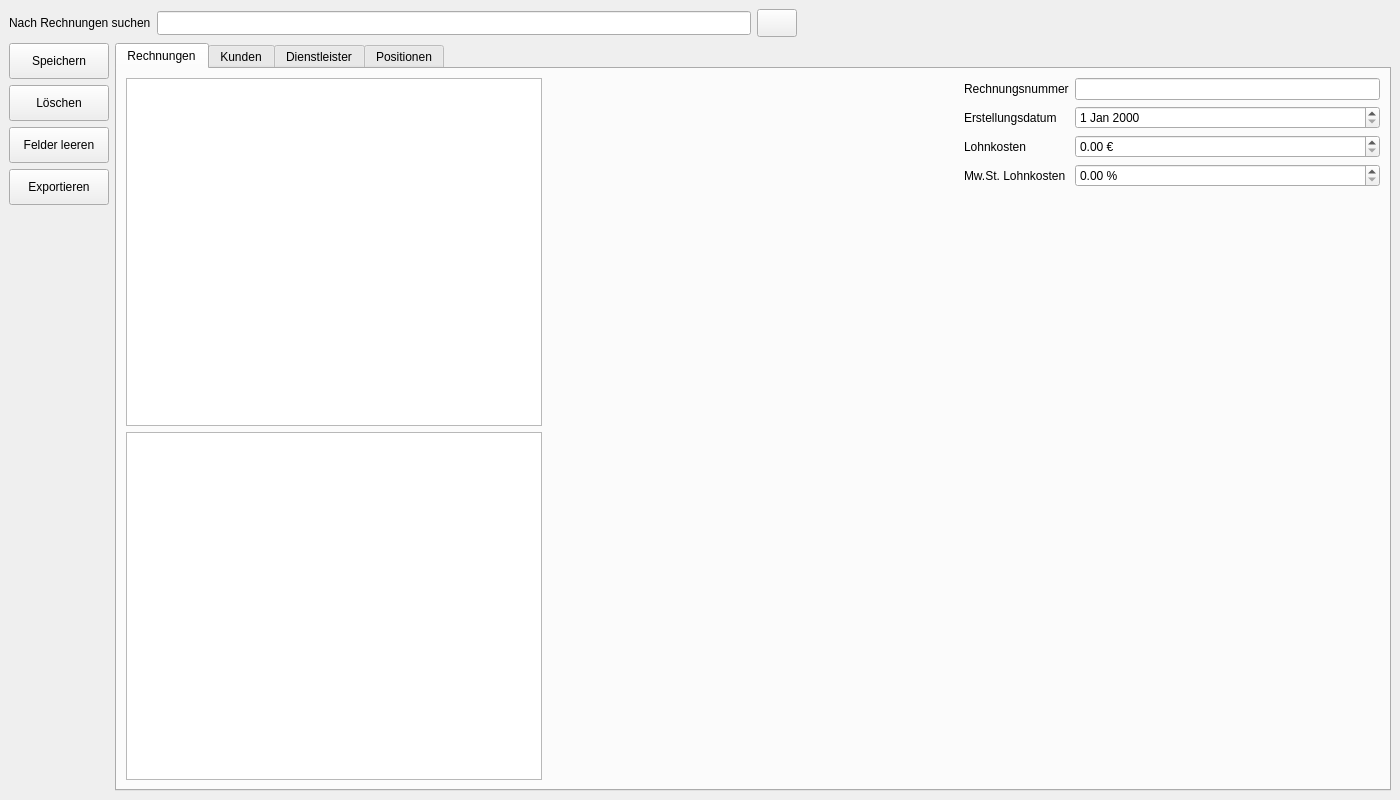
SIMKCN/LF11-Projekt, file Qt/test.ui: the form before one commit.
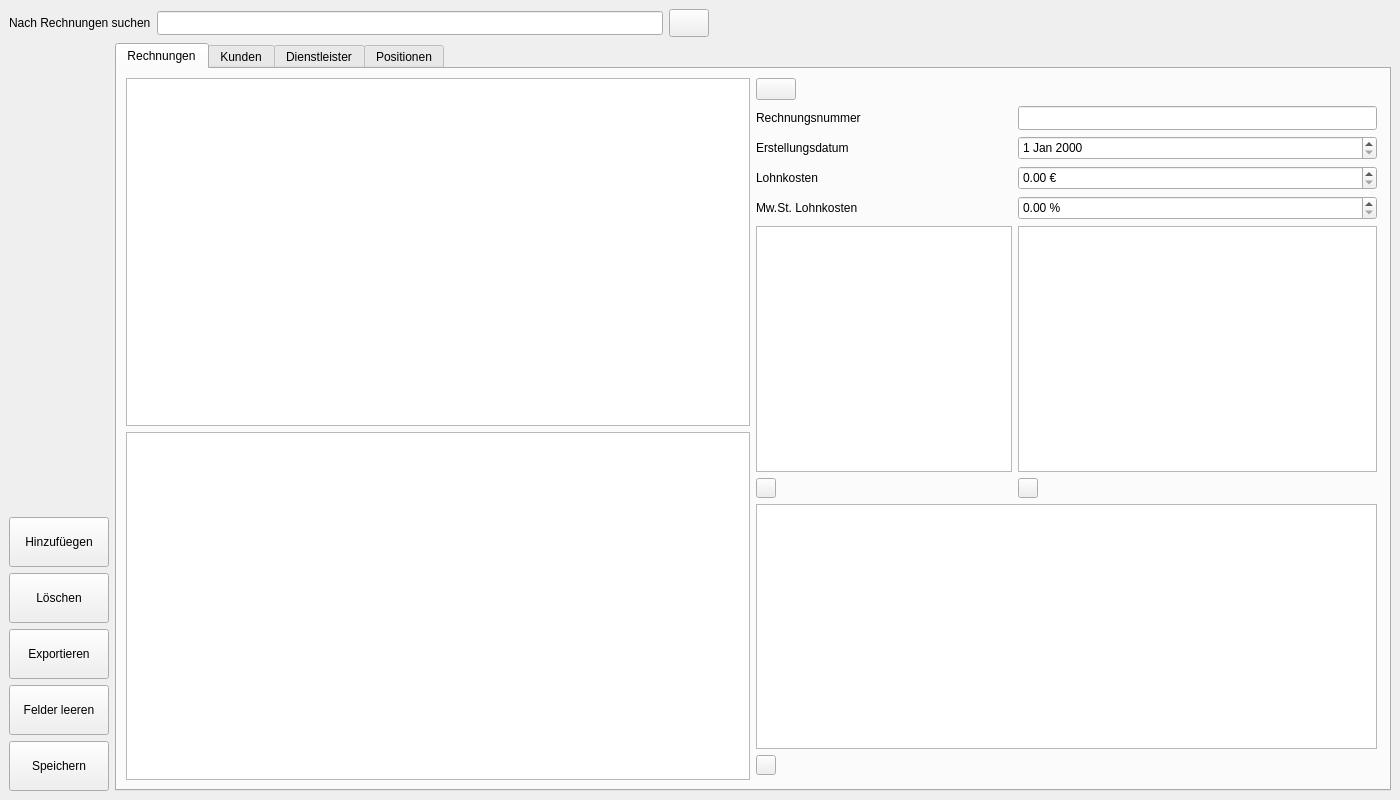
The form after the commit. Icons and pictures are not drawn.

Commit message: UI Responisive machen (hat lang gedauert)

```diff
--- a/Qt/test.ui
+++ b/Qt/test.ui
@@ -57,6 +57,19 @@
         </property>
        </widget>
       </item>
+      <item>
+       <widget class="QLabel" name="lbl_eintrag_erstellt_datum">
+        <property name="minimumSize">
+         <size>
+          <width>170</width>
+          <height>24</height>
+         </size>
+        </property>
+        <property name="text">
+         <string/>
+        </property>
+       </widget>
+      </item>
       <item>
        <spacer name="horizontalSpacerSearchRight">
         <property name="orientation">
@@ -76,58 +89,6 @@
      <layout class="QHBoxLayout" name="mainContentLayout">
       <item>
        <layout class="QVBoxLayout" name="buttonColumnLayout">
-        <item>
-         <widget class="QPushButton" name="btn_save">
-          <property name="minimumSize">
-           <size>
-            <width>100</width>
-            <height>36</height>
-           </size>
-          </property>
-          <property name="text">
-           <string>Speichern</string>
-          </property>
-         </widget>
-        </item>
-        <item>
-         <widget class="QPushButton" name="btn_delete">
-          <property name="minimumSize">
-           <size>
-            <width>100</width>
-            <height>36</height>
-           </size>
-          </property>
-          <property name="text">
-           <string>Löschen</string>
-          </property>
-         </widget>
-        </item>
-        <item>
-         <widget class="QPushButton" name="btn_clear_fields">
-          <property name="minimumSize">
-           <size>
-            <width>100</width>
-            <height>36</height>
-           </size>
-          </property>
-          <property name="text">
-           <string>Felder leeren</string>
-          </property>
-         </widget>
-        </item>
-        <item>
-         <widget class="QPushButton" name="btn_export">
-          <property name="minimumSize">
-           <size>
-            <width>100</width>
-            <height>36</height>
-           </size>
-          </property>
-          <property name="text">
-           <string>Exportieren</string>
-          </property>
-         </widget>
-        </item>
         <item>
          <spacer name="buttonColSpacer">
           <property name="orientation">
@@ -136,11 +97,96 @@
           <property name="sizeHint" stdset="0">
            <size>
             <width>20</width>
-            <height>200</height>
+            <height>150</height>
            </size>
           </property>
          </spacer>
         </item>
+        <item>
+         <widget class="QPushButton" name="btn_eintrag_hinzufuegen">
+          <property name="minimumSize">
+           <size>
+            <width>100</width>
+            <height>50</height>
+           </size>
+          </property>
+          <property name="text">
+           <string>Hinzufüegen</string>
+          </property>
+          <property name="icon">
+           <iconset>
+            <normaloff>icons/plus.png</normaloff>icons/plus.png</iconset>
+          </property>
+         </widget>
+        </item>
+        <item>
+         <widget class="QPushButton" name="btn_eintrag_loeschen">
+          <property name="minimumSize">
+           <size>
+            <width>100</width>
+            <height>50</height>
+           </size>
+          </property>
+          <property name="text">
+           <string>Löschen</string>
+          </property>
+          <property name="icon">
+           <iconset>
+            <normaloff>icons/trash.png</normaloff>icons/trash.png</iconset>
+          </property>
+         </widget>
+        </item>
+        <item>
+         <widget class="QPushButton" name="btn_rechnung_exportieren">
+          <property name="minimumSize">
+           <size>
+            <width>100</width>
+            <height>50</height>
+           </size>
+          </property>
+          <property name="text">
+           <string>Exportieren</string>
+          </property>
+          <property name="icon">
+           <iconset>
+            <normaloff>icons/file-export.png</normaloff>icons/file-export.png</iconset>
+          </property>
+         </widget>
+        </item>
+        <item>
+         <widget class="QPushButton" name="btn_felder_leeren">
+          <property name="minimumSize">
+           <size>
+            <width>100</width>
+            <height>50</height>
+           </size>
+          </property>
+          <property name="text">
+           <string>Felder leeren</string>
+          </property>
+          <property name="icon">
+           <iconset>
+            <normaloff>icons/loschen.png</normaloff>icons/loschen.png</iconset>
+          </property>
+         </widget>
+        </item>
+        <item>
+         <widget class="QPushButton" name="btn_eintrag_speichern">
+          <property name="minimumSize">
+           <size>
+            <width>100</width>
+            <height>50</height>
+           </size>
+          </property>
+          <property name="text">
+           <string>Speichern</string>
+          </property>
+          <property name="icon">
+           <iconset>
+            <normaloff>icons/scheibe.png</normaloff>icons/scheibe.png</iconset>
+          </property>
+         </widget>
+        </item>
        </layout>
       </item>
       <item>
@@ -161,86 +207,215 @@
            </layout>
           </item>
           <item>
-           <spacer name="horizontalSpacerRechnungen">
-            <property name="orientation">
-             <enum>Qt::Orientation::Horizontal</enum>
+           <widget class="QWidget" name="w_rechnung_hinzufuegen" native="true">
+            <property name="sizePolicy">
+             <sizepolicy hsizetype="Expanding" vsizetype="Expanding">
+              <horstretch>0</horstretch>
+              <verstretch>0</verstretch>
+             </sizepolicy>
             </property>
-            <property name="sizeHint" stdset="0">
-             <size>
-              <width>40</width>
-              <height>20</height>
-             </size>
-            </property>
-           </spacer>
-          </item>
-          <item>
-           <layout class="QVBoxLayout" name="w_rechnung_hinzufuegen">
-            <item>
-             <layout class="QFormLayout" name="rechnungenForm">
-              <item row="0" column="0">
-               <widget class="QLabel" name="lbl_rechnungsnummer">
-                <property name="text">
-                 <string>Rechnungsnummer</string>
-                </property>
-               </widget>
-              </item>
-              <item row="0" column="1">
-               <widget class="QLineEdit" name="tb_rechnungsnummer"/>
-              </item>
-              <item row="1" column="0">
-               <widget class="QLabel" name="lbl_erstellungsdatum">
-                <property name="text">
-                 <string>Erstellungsdatum</string>
-                </property>
-               </widget>
-              </item>
-              <item row="1" column="1">
-               <widget class="QDateEdit" name="de_erstellungsdatum"/>
-              </item>
-              <item row="2" column="0">
-               <widget class="QLabel" name="lbl_lohnkosten">
-                <property name="text">
-                 <string>Lohnkosten</string>
-                </property>
-               </widget>
-              </item>
-              <item row="2" column="1">
-               <widget class="QDoubleSpinBox" name="dsb_lohnkosten">
-                <property name="suffix">
-                 <string> €</string>
-                </property>
-               </widget>
-              </item>
-              <item row="3" column="0">
-               <widget class="QLabel" name="lbl_mwst_lohnkosten">
-                <property name="text">
-                 <string>Mw.St. Lohnkosten</string>
-                </property>
-               </widget>
-              </item>
-              <item row="3" column="1">
-               <widget class="QDoubleSpinBox" name="dsb_mwst_lohnkosten">
-                <property name="suffix">
-                 <string> %</string>
-                </property>
-               </widget>
+            <widget class="QWidget" name="w_rechnung_form">
+             <property name="geometry">
+              <rect>
+               <x>0</x>
+               <y>0</y>
+               <width>621</width>
+               <height>697</height>
+              </rect>
+             </property>
+             <layout class="QVBoxLayout" name="vertical_layout_">
+              <item>
+               <layout class="QGridLayout" name="gridLayout">
+                <item row="1" column="1">
+                 <layout class="QFormLayout" name="rechnungenForm">
+                  <item row="1" column="0">
+                   <widget class="QLabel" name="lbl_rechnungsnummer">
+                    <property name="text">
+                     <string>Rechnungsnummer</string>
+                    </property>
+                   </widget>
+                  </item>
+                  <item row="1" column="1">
+                   <widget class="QLineEdit" name="tb_rechnungsnummer">
+                    <property name="minimumSize">
+                     <size>
+                      <width>0</width>
+                      <height>24</height>
+                     </size>
+                    </property>
+                   </widget>
+                  </item>
+                  <item row="2" column="0">
+                   <widget class="QLabel" name="lbl_erstellungsdatum">
+                    <property name="text">
+                     <string>Erstellungsdatum</string>
+                    </property>
+                   </widget>
+                  </item>
+                  <item row="2" column="1">
+                   <widget class="QDateEdit" name="de_erstellungsdatum">
+                    <property name="minimumSize">
+                     <size>
+                      <width>0</width>
+                      <height>24</height>
+                     </size>
+                    </property>
+                   </widget>
+                  </item>
+                  <item row="3" column="0">
+                   <widget class="QLabel" name="lbl_lohnkosten">
+                    <property name="text">
+                     <string>Lohnkosten</string>
+                    </property>
+                   </widget>
+                  </item>
+                  <item row="3" column="1">
+                   <widget class="QDoubleSpinBox" name="dsb_lohnkosten">
+                    <property name="minimumSize">
+                     <size>
+                      <width>0</width>
+                      <height>24</height>
+                     </size>
+                    </property>
+                    <property name="suffix">
+                     <string> €</string>
+                    </property>
+                   </widget>
+                  </item>
+                  <item row="4" column="0">
+                   <widget class="QLabel" name="lbl_mwst_lohnkosten">
+                    <property name="text">
+                     <string>Mw.St. Lohnkosten</string>
+                    </property>
+                   </widget>
+                  </item>
+                  <item row="4" column="1">
+                   <widget class="QDoubleSpinBox" name="dsb_mwst_lohnkosten">
+                    <property name="minimumSize">
+                     <size>
+                      <width>0</width>
+                      <height>24</height>
+                     </size>
+                    </property>
+                    <property name="suffix">
+                     <string> %</string>
+                    </property>
+                   </widget>
+                  </item>
+                  <item row="5" column="0">
+                   <widget class="QTableView" name="tv_rechnungen_form_kunde"/>
+                  </item>
+                  <item row="5" column="1">
+                   <widget class="QTableView" name="tv_rechnungen_form_dienstleister"/>
+                  </item>
+                  <item row="6" column="0">
+                   <widget class="QPushButton" name="btn_kunden_anlegen">
+                    <property name="sizePolicy">
+                     <sizepolicy hsizetype="Fixed" vsizetype="Fixed">
+                      <horstretch>0</horstretch>
+                      <verstretch>0</verstretch>
+                     </sizepolicy>
+                    </property>
+                    <property name="minimumSize">
+                     <size>
+                      <width>10</width>
+                      <height>10</height>
+                     </size>
+                    </property>
+                    <property name="maximumSize">
+                     <size>
+                      <width>20</width>
+                      <height>20</height>
+                     </size>
+                    </property>
+                    <property name="baseSize">
+                     <size>
+                      <width>0</width>
+                      <height>0</height>
+                     </size>
+                    </property>
+                    <property name="text">
+                     <string/>
+                    </property>
+                    <property name="icon">
+                     <iconset>
+                      <normaloff>icons/plus.png</normaloff>icons/plus.png</iconset>
+                    </property>
+                   </widget>
+                  </item>
+                  <item row="6" column="1">
+                   <widget class="QPushButton" name="btn_dienstleister_anlegen">
+                    <property name="sizePolicy">
+                     <sizepolicy hsizetype="Fixed" vsizetype="Fixed">
+                      <horstretch>0</horstretch>
+                      <verstretch>0</verstretch>
+                     </sizepolicy>
+                    </property>
+                    <property name="maximumSize">
+                     <size>
+                      <width>20</width>
+                      <height>20</height>
+                     </size>
+                    </property>
+                    <property name="text">
+                     <string/>
+                    </property>
+                    <property name="icon">
+                     <iconset>
+                      <normaloff>icons/plus.png</normaloff>icons/plus.png</iconset>
+                    </property>
+                   </widget>
+                  </item>
+                  <item row="7" column="0" colspan="2">
+                   <widget class="QTableView" name="tv_rechnungen_form_positionen"/>
+                  </item>
+                  <item row="8" column="0">
+                   <widget class="QPushButton" name="btn_positionen_anlegen">
+                    <property name="sizePolicy">
+                     <sizepolicy hsizetype="Fixed" vsizetype="Fixed">
+                      <horstretch>0</horstretch>
+                      <verstretch>0</verstretch>
+                     </sizepolicy>
+                    </property>
+                    <property name="maximumSize">
+                     <size>
+                      <width>20</width>
+                      <height>20</height>
+                     </size>
+                    </property>
+                    <property name="text">
+                     <string/>
+                    </property>
+                    <property name="icon">
+                     <iconset>
+                      <normaloff>icons/plus.png</normaloff>icons/plus.png</iconset>
+                    </property>
+                   </widget>
+                  </item>
+                  <item row="0" column="0">
+                   <widget class="QPushButton" name="btn_close_rechnung_hinzufuegen">
+                    <property name="sizePolicy">
+                     <sizepolicy hsizetype="Fixed" vsizetype="Fixed">
+                      <horstretch>0</horstretch>
+                      <verstretch>0</verstretch>
+                     </sizepolicy>
+                    </property>
+                    <property name="text">
+                     <string/>
+                    </property>
+                    <property name="icon">
+                     <iconset>
+                      <normaloff>icons/x.png</normaloff>icons/x.png</iconset>
+                    </property>
+                   </widget>
+                  </item>
+                 </layout>
+                </item>
+               </layout>
               </item>
              </layout>
-            </item>
-            <item>
-             <spacer name="verticalSpacerRechnungForm">
-              <property name="orientation">
-               <enum>Qt::Orientation::Vertical</enum>
-              </property>
-              <property name="sizeHint" stdset="0">
-               <size>
-                <width>20</width>
-                <height>100</height>
-               </size>
-              </property>
-             </spacer>
-            </item>
-           </layout>
+            </widget>
+           </widget>
           </item>
          </layout>
         </widget>
```
Left out of the diff: 539 changed lines with no effect on the pictures. The commit also changes 4 other files.
